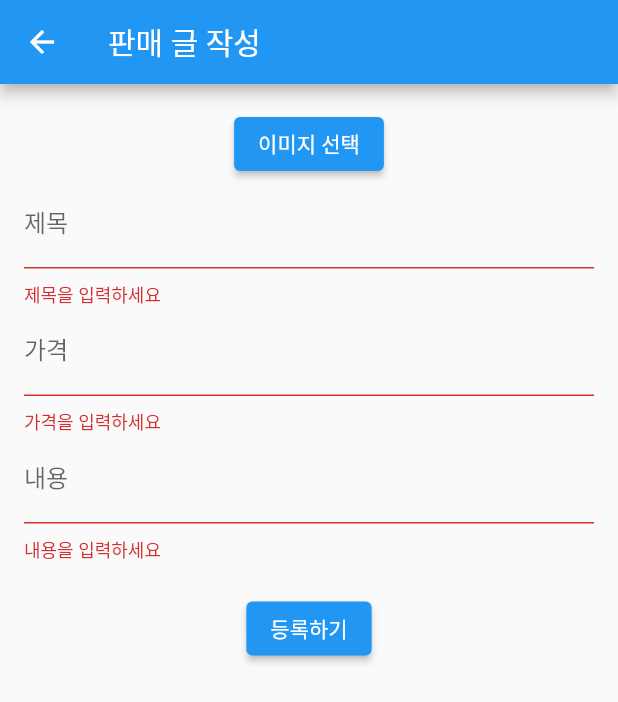
After one commit to shshjhjh4455/ecommerce_app_android_class, a Flutter app: the CreateSaleScreen screen opened by its route, after a tap on "등록하기", on a phone screen of 412 x 824 dp. The commit adds this screen. Shown: the top 702 px of the screen. Run offline on Flutter 3.47's test engine with Material 2 defaults, Android fonts, the phone set to English and light mode, and no system bars; our stand-ins replace cloud_firestore, firebase_auth, firebase_core, firebase_storage, image_picker; accounts and stored records are empty.

Commit message:
make screens

```diff
--- /dev/null
+++ b/lib/screens/create_sale_screen.dart
@@ -0,0 +1,129 @@
+import 'dart:io';
+import 'package:flutter/material.dart';
+import 'package:firebase_auth/firebase_auth.dart';
+import 'package:cloud_firestore/cloud_firestore.dart';
+import 'package:firebase_storage/firebase_storage.dart';
+import 'package:image_picker/image_picker.dart';
+
+class CreateSaleScreen extends StatefulWidget {
+  const CreateSaleScreen({super.key});
+
+  @override
+  _CreateSaleScreenState createState() => _CreateSaleScreenState();
+}
+
+class _CreateSaleScreenState extends State<CreateSaleScreen> {
+  final _formKey = GlobalKey<FormState>();
+  final _titleController = TextEditingController();
+  final _priceController = TextEditingController();
+  final _descriptionController = TextEditingController();
+  final FirebaseAuth _auth = FirebaseAuth.instance;
+  final FirebaseFirestore _firestore = FirebaseFirestore.instance;
+  File? _imageFile;
+  final ImagePicker _picker = ImagePicker();
+
+  Future<void> _pickImage() async {
+    final pickedFile = await _picker.pickImage(source: ImageSource.gallery);
+    if (pickedFile != null) {
+      setState(() {
+        _imageFile = File(pickedFile.path);
+      });
+    }
+  }
+
+  Future<String> _uploadImage(File image) async {
+    String fileName =
+        'sales/${DateTime.now().millisecondsSinceEpoch}_${image.path.split('/').last}';
+    UploadTask uploadTask =
+        FirebaseStorage.instance.ref(fileName).putFile(image);
+
+    TaskSnapshot snapshot = await uploadTask;
+    return await snapshot.ref.getDownloadURL();
+  }
+
+  void _createSale() async {
+    if (_formKey.currentState!.validate()) {
+      String imageUrl = '';
+      if (_imageFile != null) {
+        imageUrl = await _uploadImage(_imageFile!);
+      }
+      await _firestore.collection('sales').add({
+        'title': _titleController.text,
+        'price': int.parse(_priceController.text),
+        'description': _descriptionController.text,
+        'seller': _auth.currentUser?.email,
+        'isSold': false,
+        'imageUrl': imageUrl,
+      });
+      Navigator.pop(context);
+    }
+  }
+
+  @override
+  Widget build(BuildContext context) {
+    return Scaffold(
+      appBar: AppBar(
+        title: const Text('판매 글 작성'),
+      ),
+      body: SingleChildScrollView(
+        child: Padding(
+          padding: const EdgeInsets.all(16.0),
+          child: Form(
+            key: _formKey,
+            child: Column(
+              children: <Widget>[
+                // 이미지 선택 및 표시
+                if (_imageFile != null) Image.file(_imageFile!, height: 200),
+                ElevatedButton(
+                  onPressed: _pickImage,
+                  child: const Text('이미지 선택'),
+                ),
+                TextFormField(
+                  controller: _titleController,
+                  decoration: const InputDecoration(labelText: '제목'),
+                  validator: (value) =>
+                      value == null || value.isEmpty ? '제목을 입력하세요' : null,
+                ),
+                TextFormField(
+                  controller: _priceController,
+                  decoration: const InputDecoration(labelText: '가격'),
+                  keyboardType: TextInputType.number,
+                  validator: (value) {
+                    if (value == null || value.isEmpty) {
+                      return '가격을 입력하세요';
+                    }
+                    if (int.tryParse(value) == null) {
+                      return '유효한 숫자를 입력하세요';
+                    }
+                    return null;
+                  },
+                ),
+                TextFormField(
+                  controller: _descriptionController,
+                  decoration: const InputDecoration(labelText: '내용'),
+                  maxLines: null,
+                  keyboardType: TextInputType.multiline,
+                  validator: (value) =>
+                      value == null || value.isEmpty ? '내용을 입력하세요' : null,
+                ),
+                const SizedBox(height: 20),
+                ElevatedButton(
+                  onPressed: _createSale,
+                  child: const Text('등록하기'),
+                ),
+              ],
+            ),
+          ),
+        ),
+      ),
+    );
+  }
+
+  @override
+  void dispose() {
+    _titleController.dispose();
+    _priceController.dispose();
+    _descriptionController.dispose();
+    super.dispose();
+  }
+}
--- a/pubspec.yaml
+++ b/pubspec.yaml
@@ -36,6 +36,10 @@ dependencies:
   # Use with the CupertinoIcons class for iOS style icons.
   cupertino_icons: ^1.0.2
   firebase_core: ^2.23.0
+  firebase_auth: ^4.14.1
+  cloud_firestore: ^4.13.2
+  firebase_storage: ^11.5.2
+  image_picker: ^1.0.4
 
 dev_dependencies:
   flutter_test:
```
Also changed, not shown: lib/main.dart (+18 -98 lines), lib/screens/home_screen.dart (added, +39 -0 lines), lib/screens/login_screen.dart (added, +77 -0 lines), lib/screens/main_screen.dart (added, +30 -0 lines), lib/screens/sales_detail_screen.dart (added, +79 -0 lines), lib/screens/sales_list_screen.dart (added, +79 -0 lines), lib/screens/signup_screen.dart (added, +81 -0 lines), lib/services/auth_service.dart (added, +45 -0 lines), lib/services/firestore_service.dart (added, +31 -0 lines), pubspec.lock, 7 other files.
